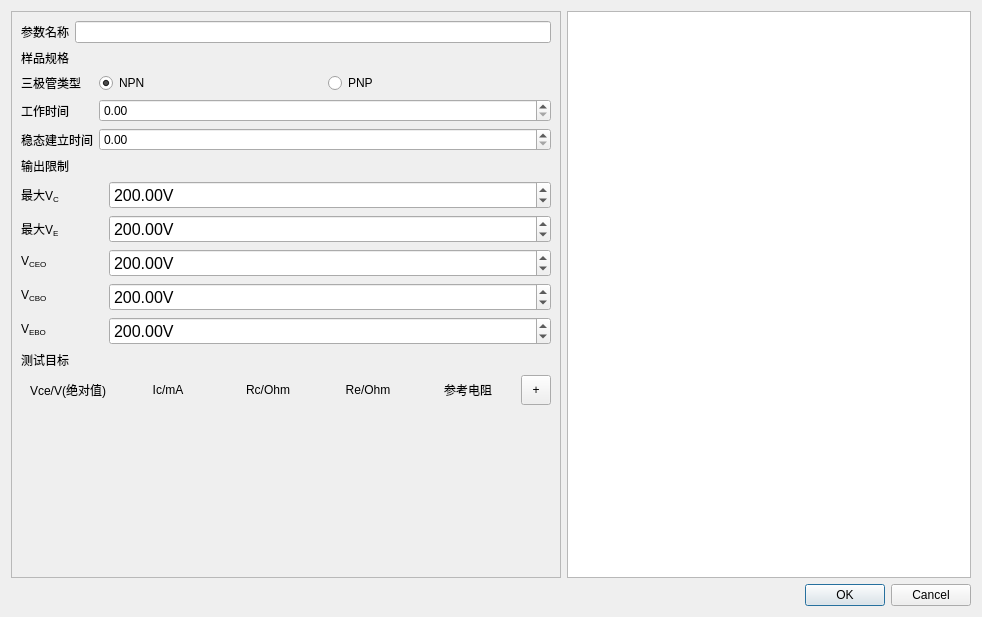
Before: the Qt Designer form new/refer/args.ui in Joker2387089590/MIL-STD-750, drawn with Qt 5.
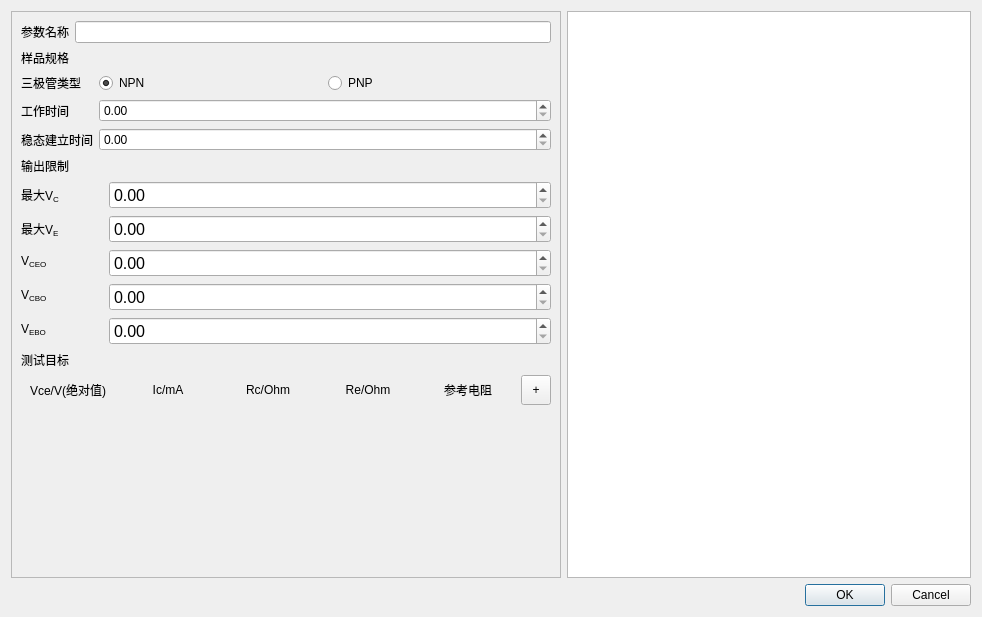
After: the same form once the commit is applied. Custom widgets are drawn as their Qt base class.

Commit message: dmm improve set ranges, add acquire one; args move ui property to code

Patch:
```diff
--- a/new/refer/args.ui
+++ b/new/refer/args.ui
@@ -141,18 +141,6 @@
              <pointsize>12</pointsize>
             </font>
            </property>
-           <property name="suffix">
-            <string>V</string>
-           </property>
-           <property name="decimals">
-            <number>2</number>
-           </property>
-           <property name="maximum">
-            <double>350.000000000000000</double>
-           </property>
-           <property name="value">
-            <double>200.000000000000000</double>
-           </property>
           </widget>
          </item>
          <item row="4" column="0">
@@ -169,18 +157,6 @@
              <pointsize>12</pointsize>
             </font>
            </property>
-           <property name="suffix">
-            <string>V</string>
-           </property>
-           <property name="decimals">
-            <number>2</number>
-           </property>
-           <property name="maximum">
-            <double>350.000000000000000</double>
-           </property>
-           <property name="value">
-            <double>200.000000000000000</double>
-           </property>
           </widget>
          </item>
          <item row="0" column="0" colspan="2">
@@ -204,18 +180,6 @@
              <pointsize>12</pointsize>
             </font>
            </property>
-           <property name="suffix">
-            <string>V</string>
-           </property>
-           <property name="decimals">
-            <number>2</number>
-           </property>
-           <property name="maximum">
-            <double>350.000000000000000</double>
-           </property>
-           <property name="value">
-            <double>200.000000000000000</double>
-           </property>
           </widget>
          </item>
          <item row="2" column="0">
@@ -232,18 +196,6 @@
              <pointsize>12</pointsize>
             </font>
            </property>
-           <property name="suffix">
-            <string>V</string>
-           </property>
-           <property name="decimals">
-            <number>2</number>
-           </property>
-           <property name="maximum">
-            <double>350.000000000000000</double>
-           </property>
-           <property name="value">
-            <double>200.000000000000000</double>
-           </property>
           </widget>
          </item>
          <item row="1" column="0">
@@ -260,18 +212,6 @@
              <pointsize>12</pointsize>
             </font>
            </property>
-           <property name="suffix">
-            <string>V</string>
-           </property>
-           <property name="decimals">
-            <number>2</number>
-           </property>
-           <property name="maximum">
-            <double>350.000000000000000</double>
-           </property>
-           <property name="value">
-            <double>200.000000000000000</double>
-           </property>
           </widget>
          </item>
         </layout>
```
The commit also changes 2 other files.
